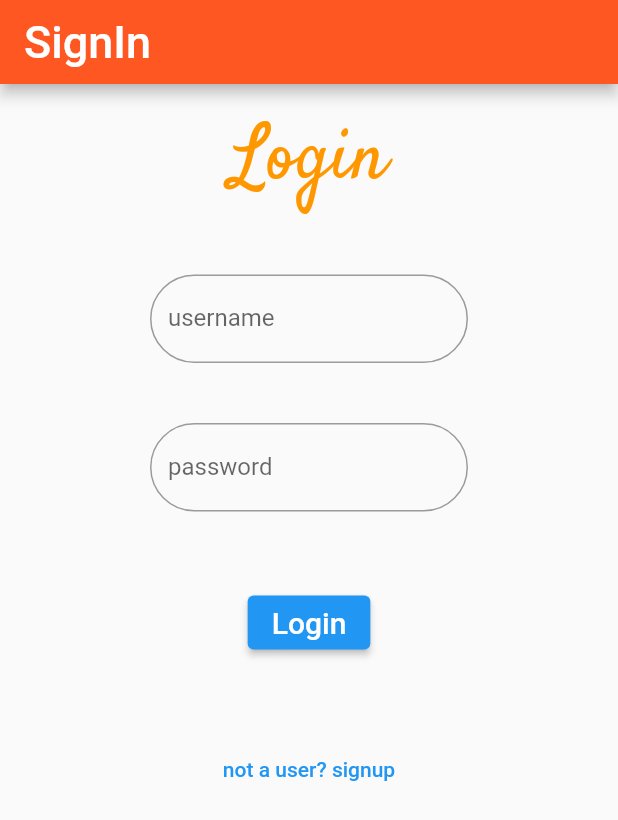
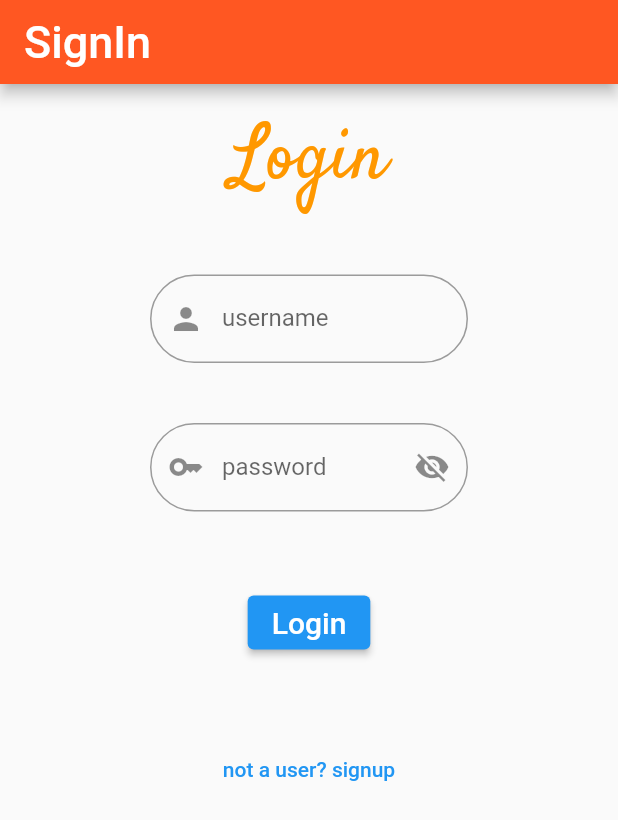
Before and after one commit to Hishamkool/flutter_projectMay, a Flutter app: the loginpage screen opened directly, on a phone screen of 412 x 824 dp. Shown: the top 820 px of the screen. Run offline on Flutter 3.47's test engine with Material 2 defaults, Android fonts, the phone set to English and light mode, and no system bars; our stand-ins replace animated_splash_screen, google_fonts; Roboto replaces fonts that are missing (Sacramento).

Commit message:
class 30/06/2023 1.prrefix icon 2.suffix icon 3.obscure text

```diff
--- a/lib/loginpage.dart
+++ b/lib/loginpage.dart
@@ -5,7 +5,7 @@ import 'package:google_fonts/google_fonts.dart';
 void main() {
   runApp(MaterialApp(
     home: loginpage(),
-    debugShowCheckedModeBanner:false,
+    debugShowCheckedModeBanner: false,
   ));
 }
 
@@ -14,8 +14,10 @@ class loginpage extends StatelessWidget {
   Widget build(BuildContext context) {
     return Scaffold(
       appBar: AppBar(
-        title: Text("SignIn",
-            style: GoogleFonts.sacramento(textStyle: TextStyle(fontSize: 30)),),
+        title: Text(
+          "SignIn",
+          style: GoogleFonts.sacramento(textStyle: TextStyle(fontSize: 30)),
+        ),
         backgroundColor: Colors.deepOrange,
       ),
       body: Column(
@@ -25,7 +27,8 @@ class loginpage extends StatelessWidget {
               padding: EdgeInsets.only(top: 15),
               child: Text(
                 "Login",
-                style: TextStyle(color: Colors.orange, fontSize: 50, fontFamily: 'Satisfy' ),
+                style: TextStyle(
+                    color: Colors.orange, fontSize: 50, fontFamily: 'Satisfy'),
               ),
             ),
           ),
@@ -33,6 +36,7 @@ class loginpage extends StatelessWidget {
             padding: const EdgeInsets.only(top: 40.0, left: 100, right: 100),
             child: TextField(
               decoration: InputDecoration(
+                prefixIcon: Icon(Icons.person),
                   labelText: "username",
                   hintText: "Username",
                   border: OutlineInputBorder(
@@ -42,7 +46,12 @@ class loginpage extends StatelessWidget {
           Padding(
             padding: const EdgeInsets.only(top: 40, left: 100, right: 100),
             child: TextField(
+              obscureText: true,
+              // obscuringCharacter: '#',
+
               decoration: InputDecoration(
+                prefixIcon: Icon(Icons.key),
+                suffixIcon: Icon(Icons.visibility_off),
                   labelText: "password",
                   hintText: "Password ",
                   border: OutlineInputBorder(
```
